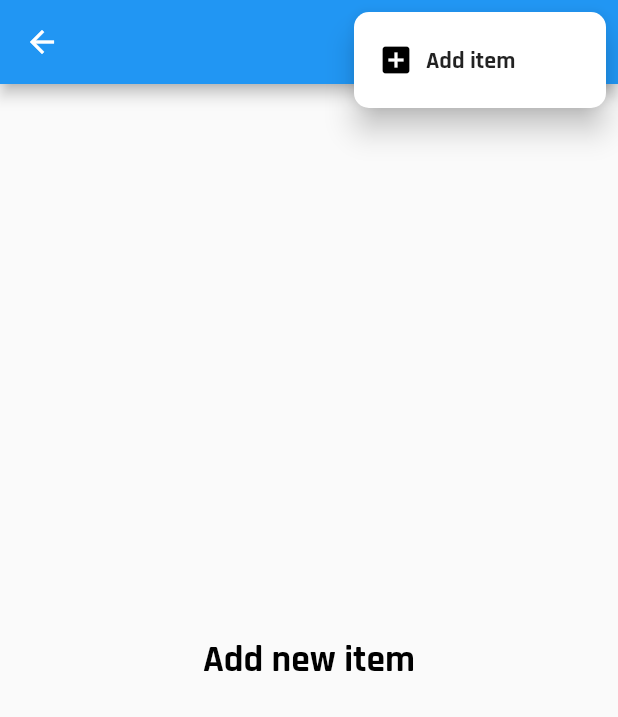
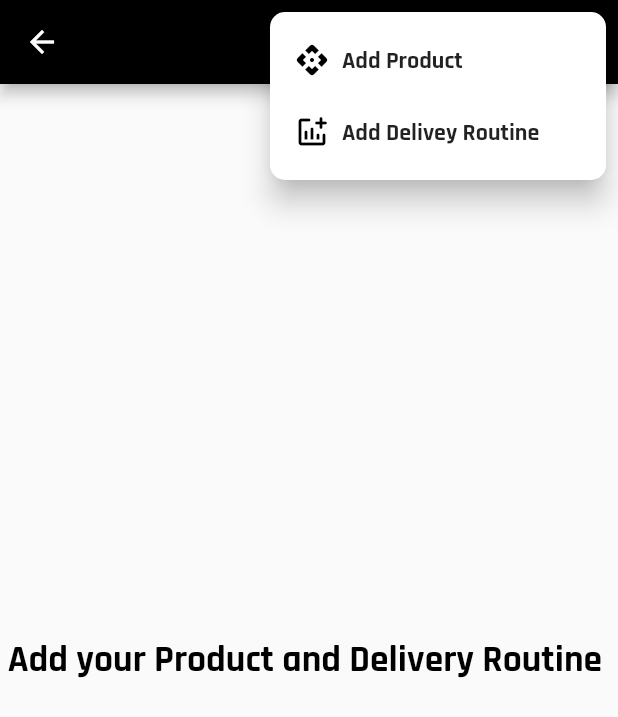
Before and after one commit to mgharish18/Sales_Tracker, a Flutter app: the Items screen opened directly with empty values, after a tap on the "more vert" icon, on a phone screen of 412 x 824 dp. Shown: the top 717 px of the screen. Run offline on Flutter 3.47's test engine with Material 2 defaults, Android fonts, the phone set to English and light mode, and no system bars; our stand-ins replace google_fonts, shared_preferences; accounts and stored records are empty.

Commit message:
with_delivery_routine_option

```diff
--- a/lib/screens/home.dart
+++ b/lib/screens/home.dart
@@ -183,6 +183,7 @@
                     child: Row(
                       mainAxisAlignment: MainAxisAlignment.spaceBetween,
                       children: [
+                        const Icon(Icons.account_balance_rounded),
                         Text(acc[index],
                             style: GoogleFonts.rajdhani(
                                 fontSize: 25.0,
@@ -235,7 +236,7 @@
                       TextField(
                         keyboardType: TextInputType.name,
                         decoration: InputDecoration(
-                          prefixIcon: const Icon(Icons.person),
+                          prefixIcon: const Icon(Icons.account_balance_rounded),
                           suffixIcon: _controller.text.isEmpty
                               ? Container(
                                   width: 0,
--- a/lib/screens/items_screen.dart
+++ b/lib/screens/items_screen.dart
@@ -13,7 +13,8 @@
 
 class _ItemsState extends State<Items> {
   late final String acc;
-  List<String> items = [];
+  Map items = {};
+  List<String> routine = [];
   final TextEditingController _controller1 = TextEditingController();
   final TextEditingController _controller2 = TextEditingController();
 
@@ -24,7 +25,17 @@
       setState(() {});
     });
     acc = widget.name;
-    items = LocalData().getItem() ?? [];
+    items = LocalData().getItem(acc);
+  }
+
+  void addItem() {
+    if (_controller1.text.isNotEmpty & _controller2.text.isNotEmpty) {
+      LocalData().setItem(acc, _controller1.text, int.parse(_controller2.text));
+      Navigator.pop(context);
+      setState(() {
+        items = LocalData().getItem(acc);
+      });
+    }
   }
 
   @override
@@ -128,7 +139,7 @@
                         mainAxisAlignment: MainAxisAlignment.end,
                         children: [
                           TextButton(
-                              onPressed: null,
+                              onPressed: () => addItem(),
                               child: Text(
                                 "ADD",
                                 style: GoogleFonts.rajdhani(
@@ -150,6 +161,7 @@
   Widget build(BuildContext context) {
     return Scaffold(
       appBar: AppBar(
+        backgroundColor: Colors.black,
         title: Text(
           acc,
           style:
@@ -169,14 +181,32 @@
                         child: Row(
                           children: [
                             const Icon(
-                              Icons.add_box,
+                              Icons.api_rounded,
                               color: Colors.black,
                             ),
                             const SizedBox(
                               width: 8.0,
                             ),
                             Text(
-                              "Add item",
+                              "Add Product",
+                              style: GoogleFonts.rajdhani(
+                                  fontWeight: FontWeight.bold),
+                            ),
+                          ],
+                        )),
+                    PopupMenuItem<int>(
+                        value: 1,
+                        child: Row(
+                          children: [
+                            const Icon(
+                              Icons.addchart_rounded,
+                              color: Colors.black,
+                            ),
+                            const SizedBox(
+                              width: 8.0,
+                            ),
+                            Text(
+                              "Add Delivey Routine",
                               style: GoogleFonts.rajdhani(
                                   fontWeight: FontWeight.bold),
                             ),
@@ -185,17 +215,35 @@
                   ])
         ],
       ),
-      body: items.isEmpty
+      body: items.isEmpty & routine.isEmpty
           ? Center(
               child: Text(
-                'Add new item',
+                'Add your Product and Delivery Routine ',
                 style: GoogleFonts.rajdhani(
                     fontSize: 25.0,
                     color: Colors.black,
                     fontWeight: FontWeight.bold),
               ),
             )
-          : null,
+          : routine.isEmpty
+              ? Center(
+                  child: Text(
+                    'Add Delivery Routine ',
+                    style: GoogleFonts.rajdhani(
+                        fontSize: 25.0,
+                        color: Colors.black,
+                        fontWeight: FontWeight.bold),
+                  ),
+                )
+              : Center(
+                  child: Text(
+                    'Add Product',
+                    style: GoogleFonts.rajdhani(
+                        fontSize: 25.0,
+                        color: Colors.black,
+                        fontWeight: FontWeight.bold),
+                  ),
+                ),
     );
   }
 }
--- a/lib/shared_preferences.dart
+++ b/lib/shared_preferences.dart
@@ -1,7 +1,10 @@
+import 'dart:convert';
+
 import 'package:shared_preferences/shared_preferences.dart';
 
 class LocalData {
   static late SharedPreferences account;
+  Map itemmap = {};
 
   Future init() async {
     return account = await SharedPreferences.getInstance();
@@ -15,11 +18,13 @@
     return account.getStringList('Account');
   }
 
-  Future<void> setItem(List<String> items) async {
-    await account.setStringList('Item', items);
+  Future<void> setItem(String acc, String item, int price) async {
+    itemmap = getItem(acc);
+    itemmap[item] = price;
+    account.setString(acc, jsonEncode(itemmap));
   }
 
-  List<String>? getItem() {
-    return account.getStringList('Item');
+  Map getItem(String acc) {
+    return jsonDecode(account.getString(acc) ?? jsonEncode(itemmap));
   }
 }
```
